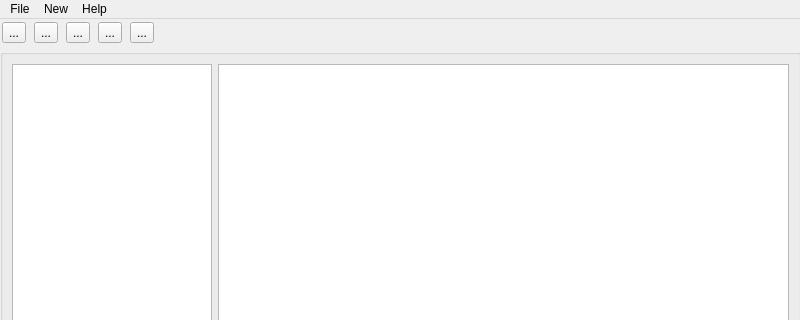
This is ui/mainwindow.ui in guardeivid/MapfileEditor as Qt 5 draws it before an edit; both pictures show x 0 to 800 and y 0 to 320 of the 800 by 600 pixel window. The edited form follows.
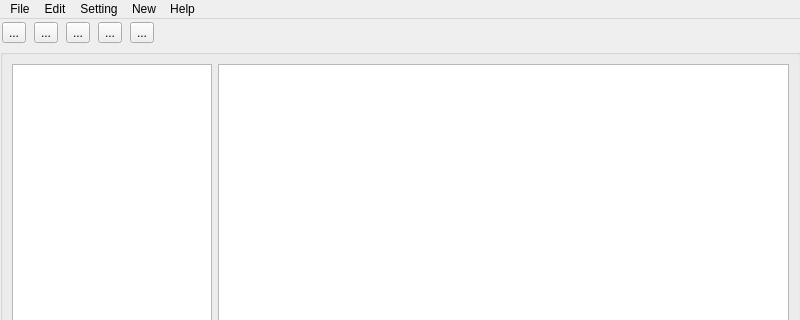
This is the edited form. Icons and pictures are not drawn.

```diff
--- a/ui/mainwindow.ui
+++ b/ui/mainwindow.ui
@@ -209,7 +209,23 @@
     <addaction name="actionSymbol"/>
     <addaction name="actionFont"/>
    </widget>
+   <widget class="QMenu" name="menuEdit">
+    <property name="title">
+     <string>Edit</string>
+    </property>
+    <addaction name="actionUndo"/>
+    <addaction name="actionRedo"/>
+   </widget>
+   <widget class="QMenu" name="menuSetting">
+    <property name="title">
+     <string>Setting</string>
+    </property>
+    <addaction name="actionOptions"/>
+    <addaction name="actionMapSetting"/>
+   </widget>
    <addaction name="menuFichier"/>
+   <addaction name="menuEdit"/>
+   <addaction name="menuSetting"/>
    <addaction name="menuNew"/>
    <addaction name="menuHelp"/>
   </widget>
```
Left out of the diff: 34 changed lines with no effect on the pictures.
